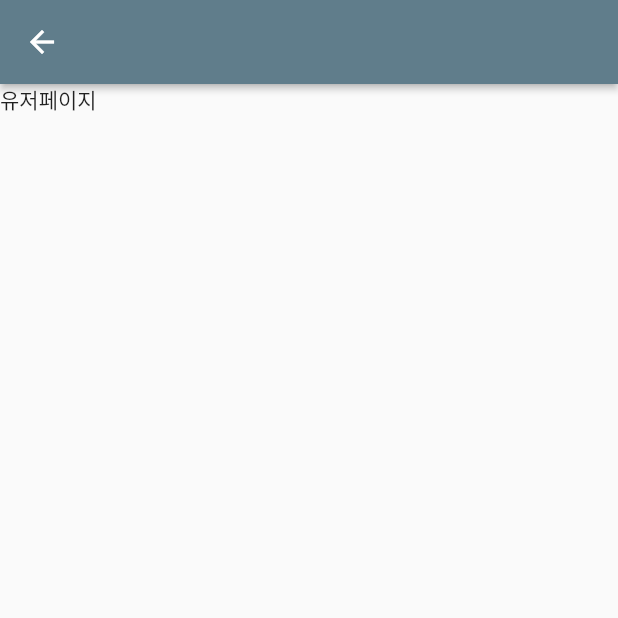
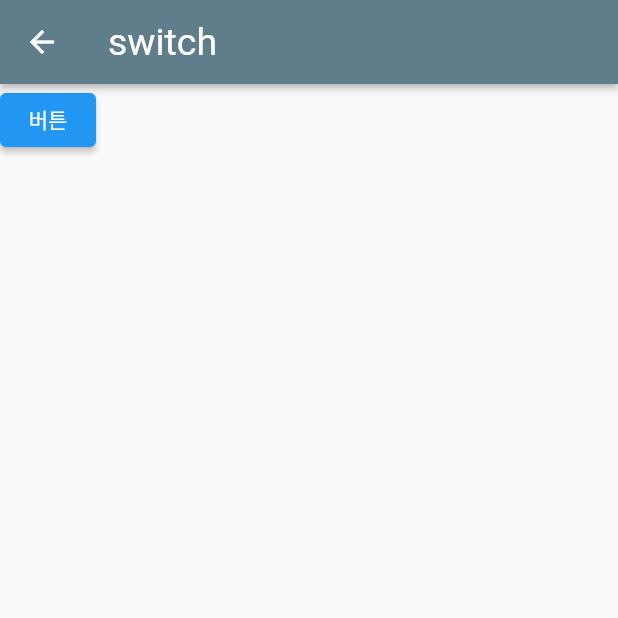
Before and after one commit to 5witchkr/flutter-tutorial, a Flutter app: the UserPage screen opened directly, on a phone screen of 412 x 824 dp, the top half of it. Run offline on Flutter 3.47's test engine with Material 2 defaults, Android fonts, the phone set to English and light mode, and no system bars; our stand-ins replace image_picker, shared_preferences; accounts and stored records are empty; network calls fail.

```diff
--- a/lib/UserPage.dart
+++ b/lib/UserPage.dart
@@ -1,5 +1,8 @@
 import 'package:flutter/cupertino.dart';
 import 'package:flutter/material.dart';
+import 'package:provider/src/provider.dart';
+
+import 'main.dart';
 
 class UserPage extends StatelessWidget {
   const UserPage({Key? key}) : super(key: key);
@@ -7,8 +10,16 @@ class UserPage extends StatelessWidget {
   @override
   Widget build(BuildContext context) {
     return Scaffold(
-      appBar: AppBar(),
-      body: Text('유저페이지'),
+      //provider Store1.name data사용
+      appBar: AppBar(title: Text(context.watch<Store1>().name),),
+      body: Column(
+        children: [
+          ElevatedButton(onPressed: () {
+            //provider Store1 funtion 사용
+            context.read<Store1>().changeName();
+          }, child: Text('버튼'))
+        ],
+      ),
     );
   }
 }
--- a/pubspec.yaml
+++ b/pubspec.yaml
@@ -32,6 +32,7 @@ dependencies:
   http: ^0.13.4
   image_picker: ^0.8.5
   shared_preferences: ^2.0.11
+  provider: ^6.0.1
 
 
   # The following adds the Cupertino Icons font to your application.
```
Also changed, not shown: lib/main.dart (+23 -6 lines), pubspec.lock.
